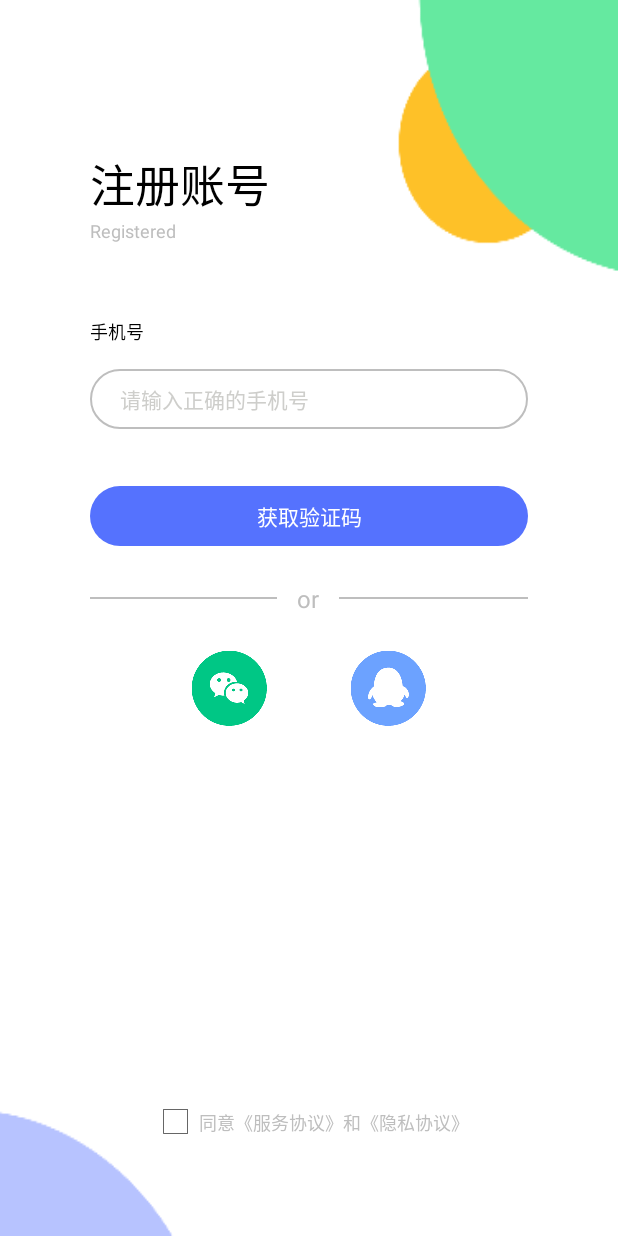
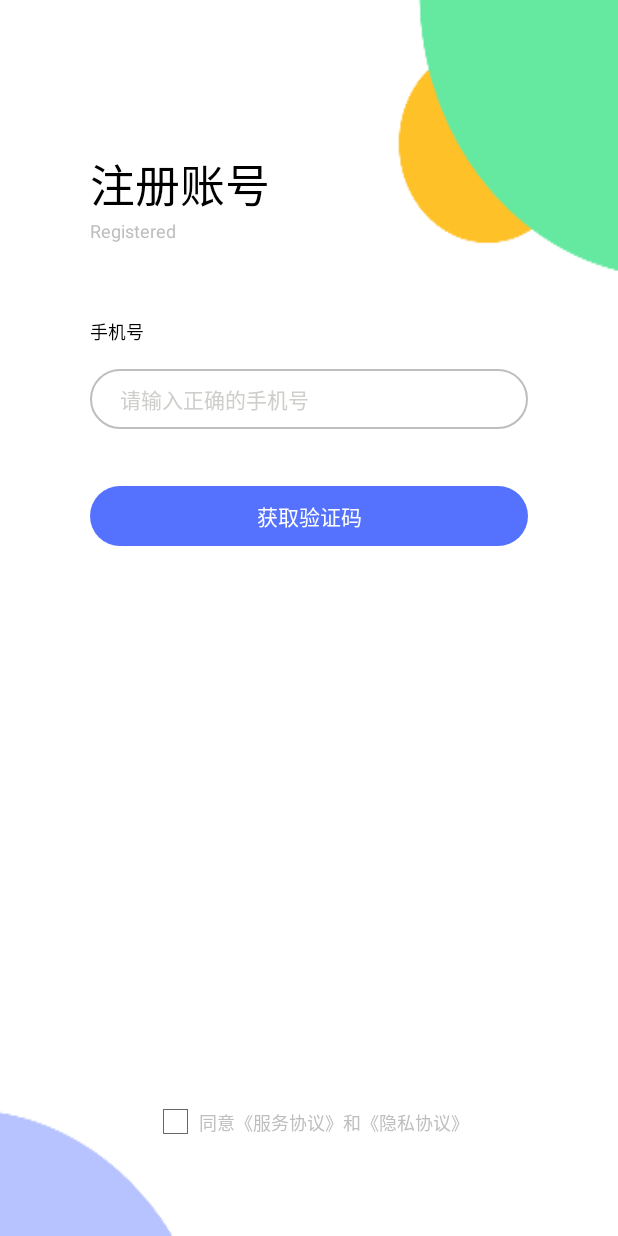
Before and after one commit to zhishaoju/youyu, an Android app: the RegisterActivity screen opened directly, with no data from a screen before it, on a phone screen of 412 x 824 dp. Run offline under Robolectric (Android 15) with nearby library versions, the light colour scheme and no system bars; our stand-ins replace ButterKnife, CircleImageView.

Commit message:
1.login judge empty 2.register remove other login way.

```diff
--- a/app/src/main/res/layout/activity_register.xml
+++ b/app/src/main/res/layout/activity_register.xml
@@ -57,7 +57,8 @@
     android:layout_height="30dp"
     android:layout_marginTop="20dp"
     android:gravity="center_vertical"
-    android:orientation="horizontal">
+    android:orientation="horizontal"
+    android:visibility="invisible">
 
     <View
       android:layout_width="0dp"
@@ -86,7 +87,8 @@
     android:layout_height="wrap_content"
     android:layout_marginTop="20dp"
     android:gravity="center_vertical"
-    android:orientation="horizontal">
+    android:orientation="horizontal"
+    android:visibility="invisible">
 
     <FrameLayout
       android:id="@+id/fl_chat"
@@ -132,11 +134,11 @@
 
     <CheckBox
       android:id="@+id/cb_protocol"
+      android:layout_width="34dp"
+      android:layout_height="34dp"
+      android:gravity="center_vertical"
       android:scaleX="0.6"
-      android:scaleY="0.6"
-      android:gravity="center_vertical"
-      android:layout_width="34dp"
-      android:layout_height="34dp" />
+      android:scaleY="0.6" />
 
     <TextView
       android:layout_width="wrap_content"
```
Also changed, not shown: app/src/main/java/com/youyu/gao/xiao/fragment/ThirdFragment.java (+7 -1 lines).
